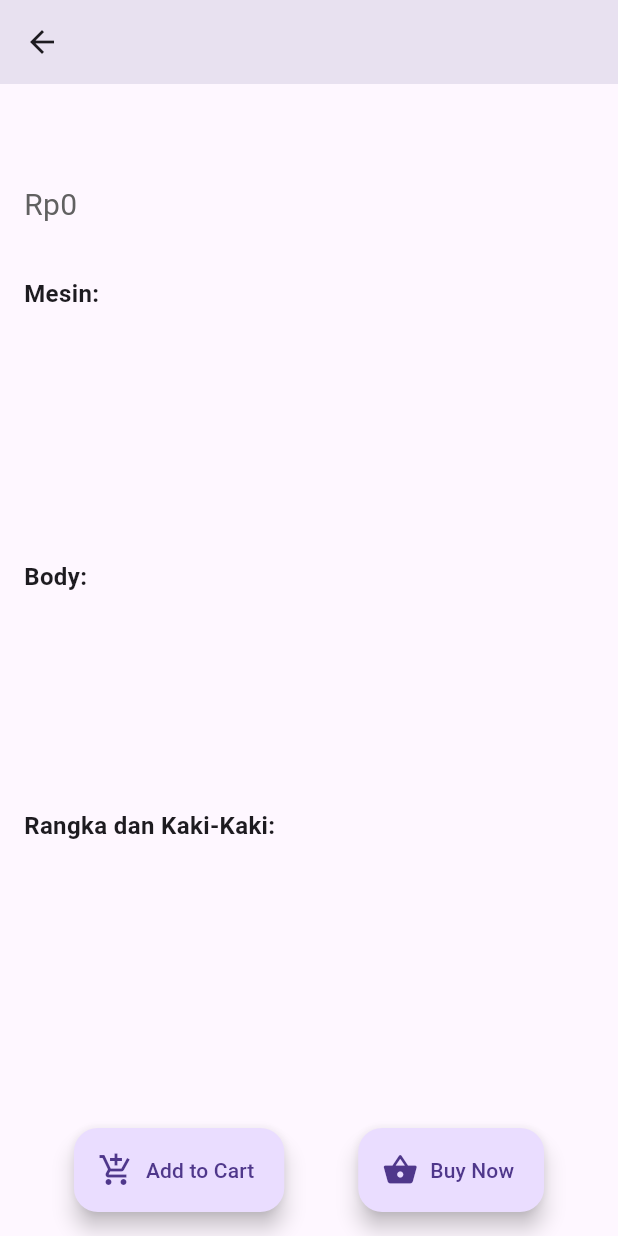
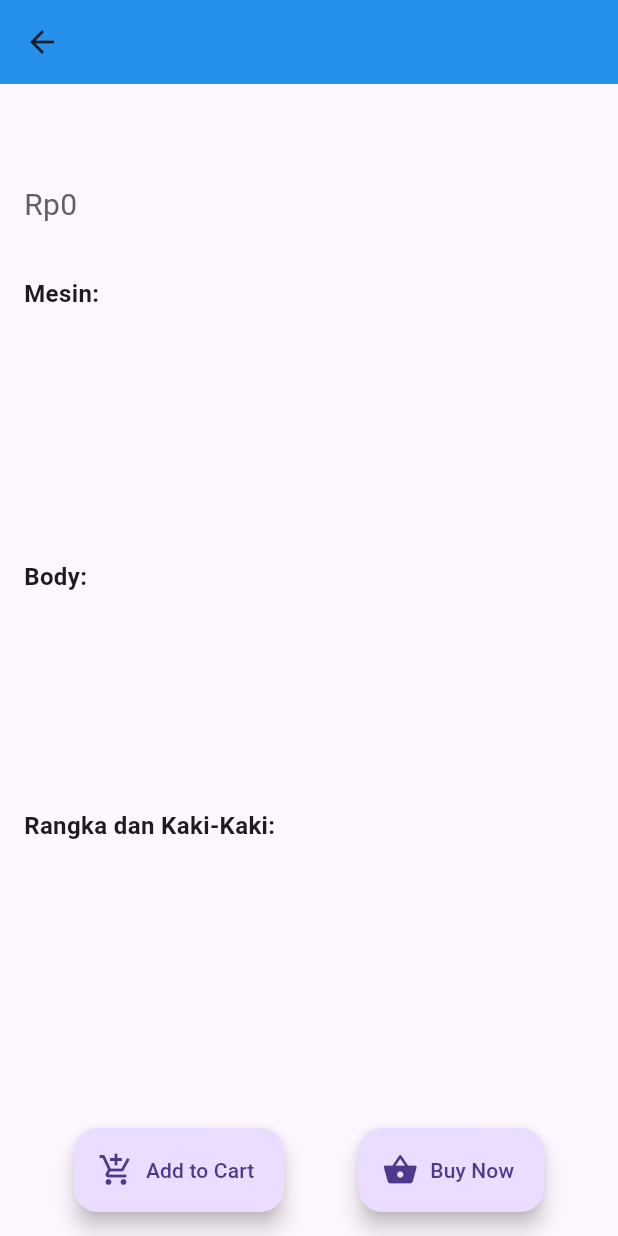
Before and after one commit to fadlysafyuddinmaulana/flutter-motorbike-shop, a Flutter app: the ProductDetailScreen screen opened directly with empty values, scrolled down 314 dp, on a phone screen of 412 x 824 dp. Run offline on Flutter 3.47's test engine with Material 3 defaults, Android fonts, the phone set to English and light mode, and no system bars; our stand-ins replace carousel_slider; network calls fail.

```diff
--- a/lib/screens/product_detail_screen.dart
+++ b/lib/screens/product_detail_screen.dart
@@ -198,7 +198,11 @@ class _ProductDetailScreenState extends State<ProductDetailScreen> {
   Widget build(BuildContext context) {
     return Scaffold(
       appBar: AppBar(
-        title: Text(widget.productName),
+        backgroundColor: Colors.blue,
+        title: Text(
+          widget.productName,
+          style: TextStyle(color: Colors.white),
+        ),
       ),
       body: SingleChildScrollView(
         child: Padding(
```
Also changed, not shown: lib/screens/home_screen.dart (+12 -3 lines), lib/screens/product_list.dart (+5 -4 lines).
